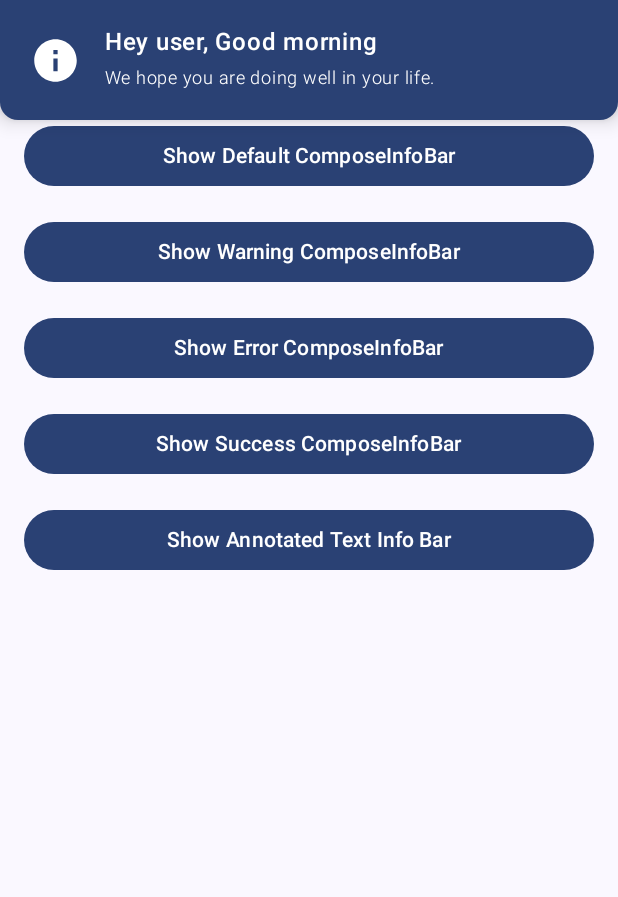
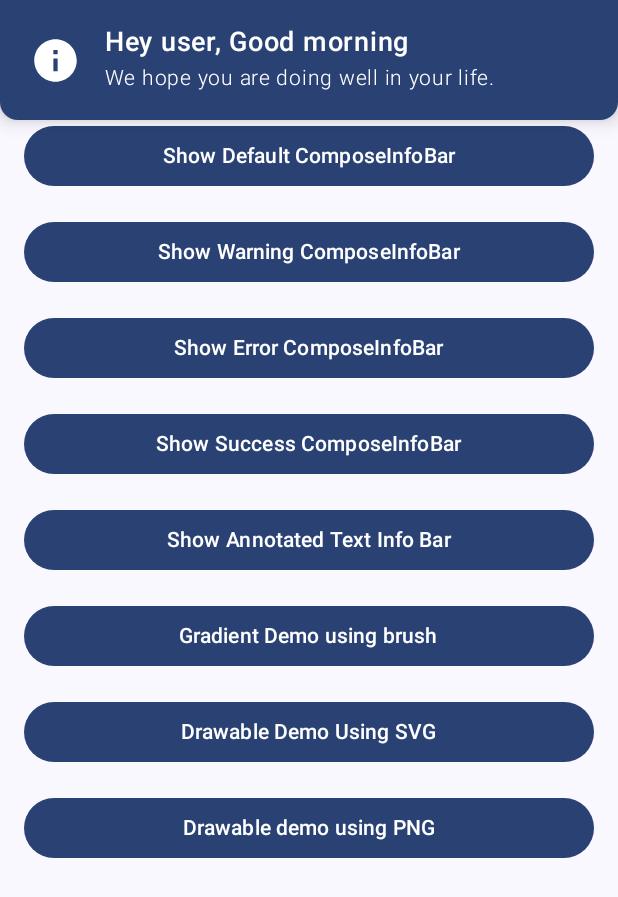
Before and after one commit to SimformSolutionsPvtLtd/SSCompose-CustomInfoBar, an Android app built with Jetpack Compose: the screen it shows after launch (MainActivity), after a tap on "Show Default ComposeInfoBar", on a phone screen of 412 x 824 dp. Shown: the top 897 px of the screen. Run offline under Robolectric (Android 15) with nearby library versions, the phone set to English and light mode, and no system bars.

Commit message:
UNT-T24135 Feat: Added CustomBackground Feature & Added Common Parameter for all type of backgrounds in SSJetInfoBar - SSCustomBackground - Supported Background: SVG, PNG, JPEG, Gradient(Brush), Solid Color

```diff
--- a/app/src/main/java/com/simform/sscustominfobarapp/home/Home.kt
+++ b/app/src/main/java/com/simform/sscustominfobarapp/home/Home.kt
@@ -229,6 +229,51 @@ fun SSCustomInfoBarHome() {
                         )
                     }
                 }
+                CustomHomeButton(
+                    title = stringResource(R.string.gradient_demo_using_brush),
+                    buttonType = ButtonType.GradientDemoBrush
+                ) { btnType ->
+                    if (!composeInfoHostState.isVisible) {
+                        buttonType = btnType
+                        coroutineScope.showSSComposeInfoBar(
+                            context.getString(R.string.success).toTextType(),
+                            context.getString(R.string.successfully_fetched_network_data)
+                                .toTextType(),
+                            composeInfoHostState = composeInfoHostState,
+                            duration = duration
+                        )
+                    }
+                }
+                CustomHomeButton(
+                    title = stringResource(R.string.drawable_demo_using_svg),
+                    buttonType = ButtonType.DrawableDemoSVG
+                ) { btnType ->
+                    if (!composeInfoHostState.isVisible) {
+                        buttonType = btnType
+                        coroutineScope.showSSComposeInfoBar(
+                            context.getString(R.string.success).toTextType(),
+                            context.getString(R.string.successfully_fetched_network_data)
+                                .toTextType(),
+                            composeInfoHostState = composeInfoHostState,
+                            duration = duration
+                        )
+                    }
+                }
+                CustomHomeButton(
+                    title = stringResource(R.string.drawable_demo_using_png),
+                    buttonType = ButtonType.DrawableDemoPNG
+                ) { btnType ->
+                    if (!composeInfoHostState.isVisible) {
+                        buttonType = btnType
+                        coroutineScope.showSSComposeInfoBar(
+                            context.getString(R.string.success).toTextType(),
+                            context.getString(R.string.successfully_fetched_network_data)
+                                .toTextType(),
+                            composeInfoHostState = composeInfoHostState,
+                            duration = duration
+                        )
+                    }
+                }
             }
         }
         AnimatedVisibility(visible = shouldShowSettingDialog) {
--- /dev/null
+++ b/app/src/main/res/drawable/liquid_cheese.xml
@@ -0,0 +1,39 @@
+<vector xmlns:android="http://schemas.android.com/apk/res/android"
+    android:width="1600dp"
+    android:height="800dp"
+    android:viewportWidth="1600"
+    android:viewportHeight="800">
+  <path
+      android:pathData="M0,0h1600v800h-1600z"
+      android:fillColor="#ffaa00"/>
+  <path
+      android:pathData="M486,705.8c-109.3,-21.8 -223.4,-32.2 -335.3,-19.4C99.5,692.1 49,703 0,719.8V800h843.8c-115.9,-33.2 -230.8,-68.1 -347.6,-92.2C492.8,707.1 489.4,706.5 486,705.8z"
+      android:fillColor="#ffb100"/>
+  <path
+      android:pathData="M1600,0H0v719.8c49,-16.8 99.5,-27.8 150.7,-33.5c111.9,-12.7 226,-2.4 335.3,19.4c3.4,0.7 6.8,1.4 10.2,2c116.8,24 231.7,59 347.6,92.2H1600V0z"
+      android:fillColor="#ffb800"/>
+  <path
+      android:pathData="M478.4,581c3.2,0.8 6.4,1.7 9.5,2.5c196.2,52.5 388.7,133.5 593.5,176.6c174.2,36.6 349.5,29.2 518.6,-10.2V0H0v574.9c52.3,-17.6 106.5,-27.7 161.1,-30.9C268.4,537.4 375.7,554.2 478.4,581z"
+      android:fillColor="#ffbe00"/>
+  <path
+      android:pathData="M0,0v429.4c55.6,-18.4 113.5,-27.3 171.4,-27.7c102.8,-0.8 203.2,22.7 299.3,54.5c3,1 5.9,2 8.9,3c183.6,62 365.7,146.1 562.4,192.1c186.7,43.7 376.3,34.4 557.9,-12.6V0H0z"
+      android:fillColor="#ffc500"/>
+  <path
+      android:pathData="M181.8,259.4c98.2,6 191.9,35.2 281.3,72.1c2.8,1.1 5.5,2.3 8.3,3.4c171,71.6 342.7,158.5 531.3,207.7c198.8,51.8 403.4,40.8 597.3,-14.8V0H0v283.2C59,263.6 120.6,255.7 181.8,259.4z"
+      android:fillColor="#ffcc00"/>
+  <path
+      android:pathData="M1600,0H0v136.3c62.3,-20.9 127.7,-27.5 192.2,-19.2c93.6,12.1 180.5,47.7 263.3,89.6c2.6,1.3 5.1,2.6 7.7,3.9c158.4,81.1 319.7,170.9 500.3,223.2c210.5,61 430.8,49 636.6,-16.6V0z"
+      android:fillColor="#ffd914"/>
+  <path
+      android:pathData="M454.9,86.3C600.7,177 751.6,269.3 924.1,325c208.6,67.4 431.3,60.8 637.9,-5.3c12.8,-4.1 25.4,-8.4 38.1,-12.9V0H288.1c56,21.3 108.7,50.6 159.7,82C450.2,83.4 452.5,84.9 454.9,86.3z"
+      android:fillColor="#ffe529"/>
+  <path
+      android:pathData="M1600,0H498c118.1,85.8 243.5,164.5 386.8,216.2c191.8,69.2 400,74.7 595,21.1c40.8,-11.2 81.1,-25.2 120.3,-41.7V0z"
+      android:fillColor="#ffef3d"/>
+  <path
+      android:pathData="M1397.5,154.8c47.2,-10.6 93.6,-25.3 138.6,-43.8c21.7,-8.9 43,-18.8 63.9,-29.5V0H643.4c62.9,41.7 129.7,78.2 202.1,107.4C1020.4,178.1 1214.2,196.1 1397.5,154.8z"
+      android:fillColor="#fff852"/>
+  <path
+      android:pathData="M1315.3,72.4c75.3,-12.6 148.9,-37.1 216.8,-72.4h-723C966.8,71 1144.7,101 1315.3,72.4z"
+      android:fillColor="#ffff66"/>
+</vector>
--- a/app/src/main/res/values/strings.xml
+++ b/app/src/main/res/values/strings.xml
@@ -26,4 +26,7 @@
     <string name="love">" Love"</string>
     <string name="i">I</string>
     <string name="show_annotated_text_info_bar">Show Annotated Text Info Bar</string>
+    <string name="drawable_demo_using_svg">Drawable Demo Using SVG</string>
+    <string name="gradient_demo_using_brush">Gradient Demo using brush</string>
+    <string name="drawable_demo_using_png">Drawable demo using PNG</string>
 </resources>
--- a/sscustominfobar/src/main/java/com/simform/sscustominfobar/main/SSComposeInfoBar.kt
+++ b/sscustominfobar/src/main/java/com/simform/sscustominfobar/main/SSComposeInfoBar.kt
@@ -1,5 +1,6 @@
 package com.simform.sscustominfobar.main
 
+import androidx.compose.foundation.background
 import androidx.compose.foundation.layout.Arrangement
 import androidx.compose.foundation.layout.Column
 import androidx.compose.foundation.layout.PaddingValues
@@ -13,20 +14,20 @@ import androidx.compose.material.icons.filled.Clear
 import androidx.compose.material.icons.filled.Info
 import androidx.compose.material3.Icon
 import androidx.compose.material3.IconButton
-import androidx.compose.material3.LocalTextStyle
+import androidx.compose.material3.MaterialTheme
 import androidx.compose.material3.Surface
 import androidx.compose.runtime.Composable
 import androidx.compose.ui.Alignment
 import androidx.compose.ui.Modifier
+import androidx.compose.ui.draw.paint
 import androidx.compose.ui.graphics.Color
 import androidx.compose.ui.graphics.Shape
 import androidx.compose.ui.graphics.vector.ImageVector
+import androidx.compose.ui.layout.ContentScale
 import androidx.compose.ui.text.TextStyle
-import androidx.compose.ui.text.font.FontWeight
 import androidx.compose.ui.text.style.TextOverflow
 import androidx.compose.ui.unit.Dp
 import com.simform.sscustominfobar.main.components.CustomText
-import com.simform.sscustominfobar.res.Dimens
 import com.simform.sscustominfobar.res.Dimens.DpMedium
 import com.simform.sscustominfobar.res.Dimens.DpThirtyFour
 import com.simform.sscustominfobar.utils.TextType
@@ -50,12 +51,15 @@ data class SSComposeInfoBarElevation(
 /**
  * Wrapper data class for colors used in [SSComposeInfoBar].
  *
- * @property containerColor
- * @property contentColor
+ * @property iconColor
+ * @property titleColor
+ * @property descriptionColor
  */
 data class SSComposeInfoBarColors(
-    val containerColor: Color,
-    val contentColor: Color
+    val iconColor: Color,
+    val titleColor: Color,
+    val descriptionColor: Color,
+    val dismissIconColor: Color
 )
 
 /**
@@ -69,7 +73,7 @@ data class SSComposeInfoBarColors(
  * @param icon The [ImageVector] that will be displayed along with the title and description.
  * @param shape The [Shape] that will be applied to the [SSComposeInfoBar].
  * @param elevations The [SSComposeInfoBarElevation] that represents the tonal and shadow elevation used in [SSComposeInfoBar].
- * @param colors The [SSComposeInfoBarColors] that represents the container and content color used in [SSComposeInfoBar].
+ * @param contentColors The [SSComposeInfoBarColors] that represents the container and content color used in [SSComposeInfoBar].
  * @param contentPadding The [PaddingValues] that will be used to give padding to the contents of the [SSComposeInfoBar].
  * @param height The Height of the [SSComposeInfoBar].
  * @param onCloseClicked Called when the user clicks the clear button on [SSComposeInfoBar].
@@ -79,19 +83,14 @@ data class SSComposeInfoBarColors(
 fun SSComposeInfoBar(
     modifier: Modifier = Modifier,
     title: TextType,
-    titleStyle: TextStyle = LocalTextStyle.current.copy(
-        fontWeight = FontWeight.SemiBold,
-        fontSize = Dimens.SpMedium
-    ),
+    titleStyle: TextStyle = SSComposeInfoBarDefaults.defaultTitleStyle,
     description: TextType? = null,
-    descriptionStyle: TextStyle = LocalTextStyle.current.copy(
-        fontWeight = FontWeight.Light,
-        fontSize = Dimens.SpExtraMedium
-    ),
+    descriptionStyle: TextStyle = SSComposeInfoBarDefaults.defaultDescriptionStyle,
+    customBackground: SSCustomBackground = SSComposeInfoBarDefaults.defaultSSCustomBackground,
     icon: ImageVector = Icons.Default.Info,
     shape: Shape = SSComposeInfoBarDefaults.shape,
     elevations: SSComposeInfoBarElevation = SSComposeInfoBarDefaults.elevations,
-    colors: SSComposeInfoBarColors = SSComposeInfoBarDefaults.colors,
+    contentColors: SSComposeInfoBarColors = SSComposeInfoBarDefaults.colors,
     contentPadding: PaddingValues = SSComposeInfoBarDefaults.contentPadding,
     height: Dp = SSComposeInfoBarDefaults.defaultHeight,
     onCloseClicked: () -> Unit = {},
@@ -106,22 +105,47 @@ fun SSComposeInfoBar(
                     .height(height)
             ),
         shape = shape,
-        contentColor = colors.contentColor,
-        color = colors.containerColor,
+        color = if (customBackground is SSCustomBackground.SolidColor) {
+            customBackground.color
+        } else {
+            MaterialTheme.colorScheme.surface
+        },
         tonalElevation = elevations.tonalElevation,
         shadowElevation = elevations.shadowElevation
     ) {
         Row(
-            modifier = Modifier
-                .fillMaxWidth()
-                .padding(contentPadding),
+            modifier = when (customBackground) {
+                is SSCustomBackground.DrawableBackground -> {
+                    Modifier
+                        .paint(
+                            painter = customBackground.image,
+                            contentScale = ContentScale.Crop
+                        )
+                        .fillMaxWidth()
+                        .padding(contentPadding)
+                }
+
+                is SSCustomBackground.GradientBrush -> {
+                    Modifier
+                        .background(customBackground.gradientBrush)
+                        .fillMaxWidth()
+                        .padding(contentPadding)
+                }
+
+                else -> {
+                    Modifier
+                        .fillMaxWidth()
+                        .padding(contentPadding)
+                }
+            },
             horizontalArrangement = Arrangement.SpaceBetween,
             verticalAlignment = Alignment.CenterVertically
         ) {
             Icon(
                 imageVector = icon,
                 contentDescription = null,
-                modifier = Modifier.size(DpThirtyFour)
+                modifier = Modifier.size(DpThirtyFour),
+                tint = contentColors.iconColor
             )
             Column(
                 modifier = Modifier
@@ -133,20 +157,26 @@ fun SSComposeInfoBar(
                     text = title,
                     maxLines = TITLE_MAX_LINE,
                     overflow = TextOverflow.Ellipsis,
-                    style = titleStyle
+                    style = titleStyle,
+                    color = contentColors.titleColor
                 )
                 if (description != null) {
                     CustomText(
                         text = description,
                         style = descriptionStyle,
                         maxLines = SSComposeInfoBarDefaults.ssInfoBarDescription,
-                        overflow = TextOverflow.Ellipsis
+                        overflow = TextOverflow.Ellipsis,
+                        color = contentColors.descriptionColor
                     )
                 }
             }
             if (isInfinite) {
                 IconButton(onClick = onCloseClicked) {
-                    Icon(imageVector = Icons.Default.Clear, contentDescription = null)
+                    Icon(
+                        imageVector = Icons.Default.Clear,
+                        contentDescription = null,
+                        tint = contentColors.dismissIconColor
+                    )
                 }
             }
         }
--- a/sscustominfobar/src/main/java/com/simform/sscustominfobar/main/SSComposeInfoHost.kt
+++ b/sscustominfobar/src/main/java/com/simform/sscustominfobar/main/SSComposeInfoHost.kt
@@ -5,6 +5,7 @@ import androidx.compose.animation.core.MutableTransitionState
 import androidx.compose.foundation.layout.BoxWithConstraints
 import androidx.compose.foundation.layout.PaddingValues
 import androidx.compose.foundation.shape.RoundedCornerShape
+import androidx.compose.material3.LocalTextStyle
 import androidx.compose.material3.MaterialTheme
 import androidx.compose.runtime.Composable
 import androidx.compose.runtime.MutableState
@@ -14,6 +15,7 @@ import androidx.compose.runtime.remember
 import androidx.compose.ui.Alignment
 import androidx.compose.ui.Modifier
 import androidx.compose.ui.graphics.Shape
+import androidx.compose.ui.text.font.FontWeight
 import com.simform.sscustominfobar.animation.getEnterAnimation
 import com.simform.sscustominfobar.animation.getExitAnimation
 import com.simform.sscustominfobar.main.SSComposeInfoBarDirection.Bottom
@@ -25,6 +27,7 @@ import com.simform.sscustominfobar.main.SSComposeInfoBarState.Visible
 import com.simform.sscustominfobar.main.SSComposeInfoDuration.Indefinite
 import com.simform.sscustominfobar.main.SSComposeInfoDuration.Long
 import com.simform.sscustominfobar.main.SSComposeInfoDuration.Short
+import com.simform.sscustominfobar.res.Dimens
 import com.simform.sscustominfobar.res.Dimens.DpEighty
 import com.simform.sscustominfobar.res.Dimens.DpLarge
 import com.simform.sscustominfobar.res.Dimens.DpSmall
@@ -233,15 +236,40 @@ object SSComposeInfoBarDefaults {
      */
     val colors: SSComposeInfoBarColors
         @Composable get() = SSComposeInfoBarColors(
-            containerColor = MaterialTheme.colorScheme.primary,
-            contentColor = MaterialTheme.colorScheme.onPrimary
+            iconColor = MaterialTheme.colorScheme.onPrimary,
+            titleColor = MaterialTheme.colorScheme.onPrimary,
+            descriptionColor = MaterialTheme.colorScheme.onPrimary,
+            dismissIconColor = MaterialTheme.colorScheme.onPrimary
         )
+
+    /**
+     * Default [SSCustomBackground] for [SSComposeInfoBar].
+     */
+    val defaultSSCustomBackground @Composable get() = MaterialTheme.colorScheme.primary.toSSCustomBackground()
 
     /**
      * Creates default [SSComposeInfoBarElevation] for [SSComposeInfoBar]
      */
     val elevations =
         SSComposeInfoBarElevation(tonalElevation = DpSmall, shadowElevation = DpSmall)
+
+    /**
+     * Default title style of [SSComposeInfoBar].
+     */
+    val defaultTitleStyle
+        @Composable get() = LocalTextStyle.current.copy(
+            fontWeight = FontWeight.SemiBold,
+            fontSize = Dimens.SpEighteen
+        )
+
+    /**
+     * Default description style of [SSComposeInfoBar].
+     */
+    val defaultDescriptionStyle
+        @Composable get() = LocalTextStyle.current.copy(
+            fontWeight = FontWeight.Light,
+            fontSize = Dimens.SpFourteen
+        )
 }
 
 /**
--- /dev/null
+++ b/sscustominfobar/src/main/java/com/simform/sscustominfobar/main/SSInfoBarBackground.kt
@@ -0,0 +1,31 @@
+package com.simform.sscustominfobar.main
+
+import androidx.compose.ui.graphics.Brush
+import androidx.compose.ui.graphics.Color
+import androidx.compose.ui.graphics.painter.Painter
+
+/**
+ * Sealed Interface of supported background types in [SSComposeInfoBar].
+ */
+sealed interface SSCustomBackground {
+    class SolidColor(val color: Color) : SSCustomBackground
+
+    class GradientBrush(val gradientBrush: Brush) : SSCustomBackground
+
+    class DrawableBackground(val image: Painter) : SSCustomBackground
+}
+
+/**
+ * Extension method to convert [Color] to [SSCustomBackground].
+ */
+fun Color.toSSCustomBackground() = SSCustomBackground.SolidColor(this)
+
+/**
+ * Extension method to convert [Brush] to [SSCustomBackground].
+ */
+fun Brush.toSSCustomBackground() = SSCustomBackground.GradientBrush(this)
+
+/**
+ * Extension method to convert [Painter] to [SSCustomBackground].
+ */
+fun Painter.toSSCustomBackground() = SSCustomBackground.DrawableBackground(this)
--- a/sscustominfobar/src/main/java/com/simform/sscustominfobar/res/Dimens.kt
+++ b/sscustominfobar/src/main/java/com/simform/sscustominfobar/res/Dimens.kt
@@ -17,6 +17,8 @@ internal object Dimens {
     val DpEighty = 80.dp
     val DpFortyEight = 48.dp
     val DpThirtyFour = 34.dp
+    val SpFourteen = 14.sp
+    val SpEighteen = 18.sp
 
     // Sp Dimensions
     val SpExtraSmall = 4.sp
```
Also changed, not shown: app/src/main/java/com/simform/sscustominfobarapp/utils/AppUtils.kt (+144 -1 lines), sscustominfobar/src/main/java/com/simform/sscustominfobar/defaultInfoBars/ErrorInfoBar.kt (+7 -3 lines), sscustominfobar/src/main/java/com/simform/sscustominfobar/defaultInfoBars/SuccessInfoBar.kt (+7 -3 lines), sscustominfobar/src/main/java/com/simform/sscustominfobar/defaultInfoBars/WarningInfoBar.kt (+7 -3 lines), app/src/main/res/drawable/wintery_sunburst.png (added).
